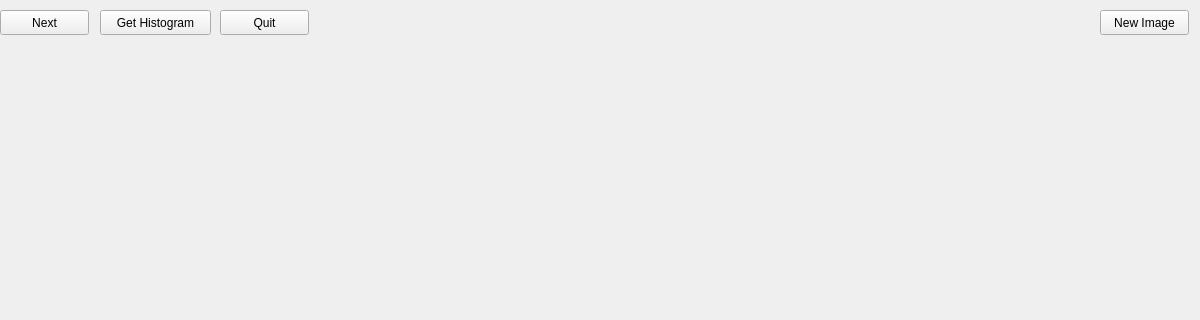
Old version of the form Project_1/mainwindow.ui in the repository megarage9000/CMPT365; both pictures show x 0 to 1200 and y 0 to 320 of the 1200 by 800 pixel window.
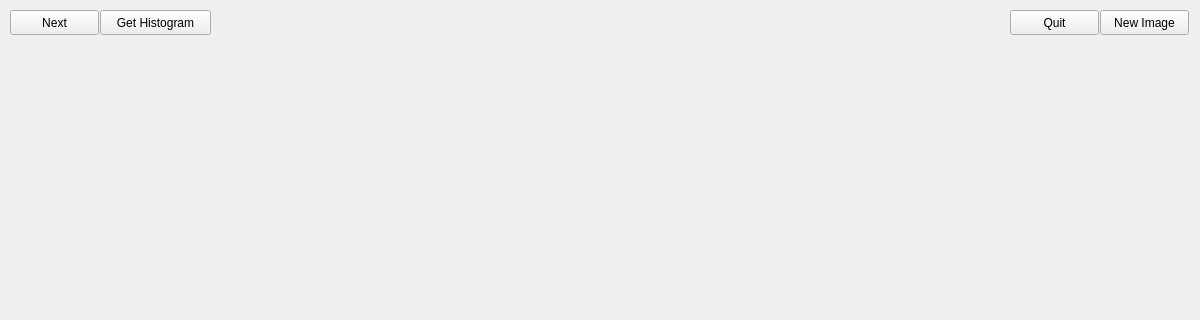
New version of the form.

```diff
--- a/Project_1/mainwindow.ui
+++ b/Project_1/mainwindow.ui
@@ -17,7 +17,7 @@
    <widget class="QPushButton" name="pushButton">
     <property name="geometry">
      <rect>
-      <x>0</x>
+      <x>10</x>
       <y>10</y>
       <width>89</width>
       <height>25</height>
@@ -56,7 +56,7 @@
    <widget class="QPushButton" name="pushButton_4">
     <property name="geometry">
      <rect>
-      <x>220</x>
+      <x>1010</x>
       <y>10</y>
       <width>89</width>
       <height>25</height>
```
